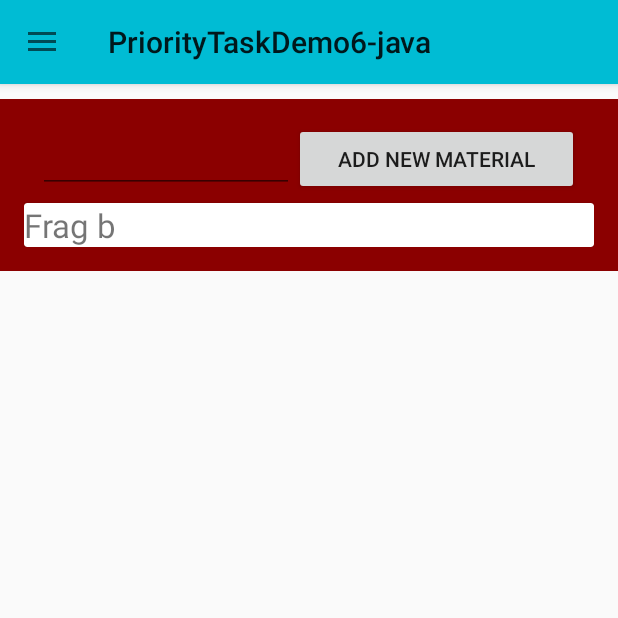
After one commit to abdulrahmanabdullah/priorityTaskDemo6-javaCode, an Android app: the fragment FragB placed in its activity, on a phone screen of 412 x 824 dp, the top half of it. The commit adds this screen. Run offline under Robolectric (Android 15) with nearby library versions, the phone set to English and light mode, and no system bars.

Commit message:
create fragB class and layout

```diff
--- a/app/build.gradle
+++ b/app/build.gradle
@@ -2,7 +2,7 @@
 
 android {
     compileSdkVersion 26
-    buildToolsVersion "26.0.1"
+    buildToolsVersion '26.0.2'
     defaultConfig {
         applicationId "abdulrahmanjavanrd.com.prioritytaskdemo6_java"
         minSdkVersion 21
--- /dev/null
+++ b/app/src/main/java/abdulrahmanjavanrd/com/prioritytaskdemo7_java/Constant/ConstantList.java
@@ -0,0 +1,25 @@
+package abdulrahmanjavanrd.com.prioritytaskdemo7_java.Constant;
+
+import java.util.ArrayList;
+import java.util.List;
+
+/**
+ * Created by abdulrahman on 10/21/17.
+ */
+
+public class ConstantList {
+
+
+    // static arrayList func ..
+    public static List<String> mList(String str){
+
+        List<String> mList = new ArrayList<>();
+       mList.add("Java");
+        mList.add("android");
+        mList.add("FireBase");
+        mList.add("kotlin");
+        mList.add("javaNetwork");
+        mList.add(str);
+        return mList ;
+    }
+}
--- /dev/null
+++ b/app/src/main/java/abdulrahmanjavanrd/com/prioritytaskdemo7_java/Fragments/FragB.java
@@ -0,0 +1,45 @@
+package abdulrahmanjavanrd.com.prioritytaskdemo7_java.Fragments;
+
+import android.app.Fragment;
+import android.os.Bundle;
+import android.support.annotation.Nullable;
+import android.view.LayoutInflater;
+import android.view.View;
+import android.view.ViewGroup;
+import android.widget.Button;
+import android.widget.EditText;
+
+import java.util.ArrayList;
+import java.util.List;
+
+import abdulrahmanjavanrd.com.prioritytaskdemo7_java.Constant.ConstantList;
+import abdulrahmanjavanrd.com.prioritytaskdemo7_java.R;
+
+/**
+ * Created by abdulrahman on 10/21/17.
+ */
+
+public class FragB extends Fragment{
+
+    // Button for add new items in our list .
+    Button btnAddItem ;
+
+    // edit text ..
+    EditText editText ;
+    //onCreateView
+    @Nullable
+    @Override
+    public View onCreateView(LayoutInflater inflater, @Nullable ViewGroup container, Bundle savedInstanceState) {
+        View view = inflater.inflate(R.layout.frag_b_layout,container,false);
+//        btnAddItem = view.findViewById(R.id.btn_add_new_material);
+        editText = view.findViewById(R.id.et_add_material);
+        return view ;
+    }
+
+    public void addNewItem(View view){
+       String takeItem = editText.getText().toString();
+   List<String> localList=ConstantList.mList(takeItem);
+   // TODO: pass this list to listView or recycler view .
+
+    }
+}
--- a/app/src/main/java/abdulrahmanjavanrd/com/prioritytaskdemo7_java/MainActivity.java
+++ b/app/src/main/java/abdulrahmanjavanrd/com/prioritytaskdemo7_java/MainActivity.java
@@ -17,6 +17,7 @@
 import android.widget.Toast;
 
 import abdulrahmanjavanrd.com.prioritytaskdemo7_java.Fragments.FragA;
+import abdulrahmanjavanrd.com.prioritytaskdemo7_java.Fragments.FragB;
 
 public class MainActivity extends AppCompatActivity implements NavigationView.OnNavigationItemSelectedListener {
 
@@ -86,7 +87,8 @@
     }
 // Fragment B ..
     public void fragmentB(){
-
+        FragB fragB = new FragB();
+        transaction.add(R.id.frag_two_position,fragB,"fragB").commit();
     }
 // Fragment C ..
     public void fragmentC(){
--- /dev/null
+++ b/app/src/main/res/layout/frag_b_layout.xml
@@ -0,0 +1,39 @@
+<?xml version="1.0" encoding="utf-8"?>
+<LinearLayout
+    android:padding="16dp"
+    xmlns:android="http://schemas.android.com/apk/res/android" android:layout_width="match_parent"
+    android:orientation="vertical"
+    android:layout_height="match_parent">
+
+
+    <LinearLayout
+        android:orientation="horizontal"
+        android:layout_width="match_parent"
+        android:gravity="center"
+        android:weightSum="2"
+        android:layout_marginBottom="5dp"
+        android:layout_gravity="center"
+        android:layout_height="wrap_content">
+        <EditText
+            android:id="@+id/et_add_material"
+            android:layout_weight="0.9"
+            android:layout_width="0dp"
+            android:layout_height="wrap_content" />
+        <Button
+            android:id="@+id/btn_add_new_material"
+            android:text="@string/addNewMaterial"
+            android:onClick="addNewItem"
+            android:layout_weight="1"
+            android:layout_width="0dp"
+            android:layout_height="wrap_content" />
+    </LinearLayout>
+    <android.support.v7.widget.CardView
+        android:layout_width="match_parent"
+        android:layout_height="wrap_content">
+        <TextView
+            android:textSize="22sp"
+            android:text="Frag b "
+            android:layout_width="match_parent"
+            android:layout_height="match_parent" />
+    </android.support.v7.widget.CardView>
+</LinearLayout>
--- a/app/src/main/res/values/strings.xml
+++ b/app/src/main/res/values/strings.xml
@@ -8,6 +8,7 @@
     <string name="pain_name">Up Now working</string>
     <string name="task">Task name</string>
     <string name="task_type">null</string>
+    <string name="addNewMaterial">Add new Material</string>
     <string name="estmeted_time">estmeted_time</string>
     <string-array name="numbers_of_time" >
         <item> </item>
--- a/build.gradle
+++ b/build.gradle
@@ -7,7 +7,7 @@
         jcenter()
     }
     dependencies {
-        classpath 'com.android.tools.build:gradle:3.0.0-beta5'
+        classpath 'com.android.tools.build:gradle:3.0.0-rc1'
 
 
         // NOTE: Do not place your application dependencies here; they belong
```
